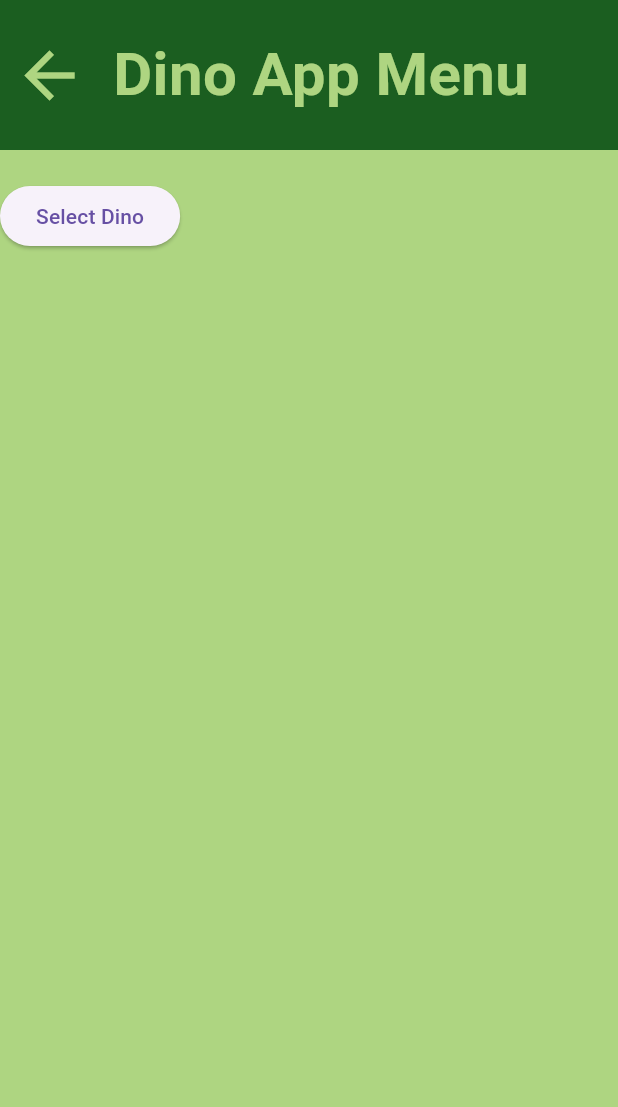
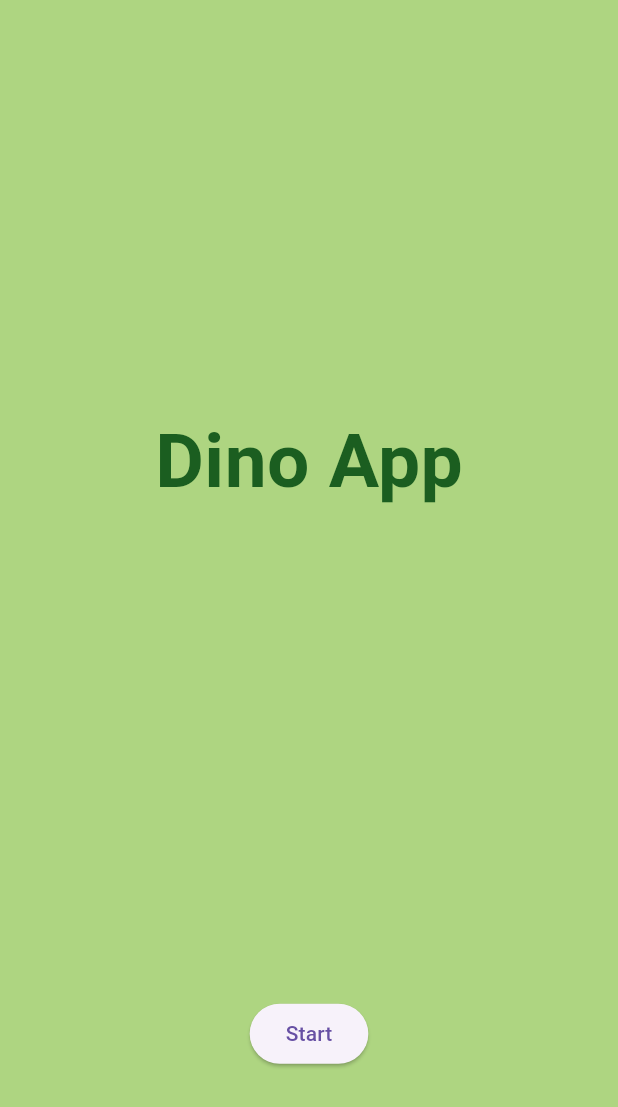
Before and after one commit to DaniGarMata/Cool-API-App, a Flutter app: the screen it shows after launch, on a phone screen of 412 x 824 dp. Shown: the top 1107 px of the screen. Run offline on Flutter 3.47's test engine with Material 3 defaults, Android fonts, the phone set to English and light mode, and no system bars.

Commit message:
added title screen

```diff
--- a/dino_app/lib/main.dart
+++ b/dino_app/lib/main.dart
@@ -2,10 +2,9 @@ import 'package:dino_app/widgets/widgets.dart';
 import 'package:flutter/material.dart';
 import 'package:dino_app/models/dinosaur.dart';
 import 'package:dino_app/api/api.dart';
-import 'package:http/http.dart';
-import 'dart:convert';
-import 'package:dino_app/screens/dino_info_screen.dart';
-
+//import 'package:http/http.dart';
+//import 'dart:convert';
+//import 'package:dino_app/screens/dino_info_screen.dart';
 
 void main() {
   runApp(const App());
@@ -17,7 +16,44 @@ class App extends StatelessWidget {
   @override
   Widget build(BuildContext context) {
     return MaterialApp(
-      home: MenuScreen(api: DinosaurApi()),
+      home: TitleScreen(api: DinosaurApi()),
+    );
+  }
+}
+
+class TitleScreen extends StatelessWidget {
+  final DinosaurApi api;
+  const TitleScreen({super.key, required this.api});
+
+  @override
+  Widget build(BuildContext context) {
+    return Scaffold(
+      backgroundColor: Colors.lightGreen[300],
+      body: Center(
+        child: Column(
+          mainAxisAlignment: MainAxisAlignment.spaceEvenly,
+          children: [
+            const SizedBox(height: 50),
+            Text(
+              "Dino App",
+              style: TextStyle(
+                color: Colors.green[900],
+                fontWeight: FontWeight.bold,
+                fontSize: 50,
+              ),
+            ),
+            const SizedBox(height: 100),
+            ElevatedButton(
+                onPressed: () {
+                  Navigator.push(
+                      context,
+                      MaterialPageRoute(
+                          builder: (context) => MenuScreen(api: api)));
+                },
+                child: const Text("Start")),
+          ],
+        ),
+      ),
     );
   }
 }
@@ -44,7 +80,8 @@ class MenuScreen extends StatelessWidget {
                   Navigator.push(
                     context,
                     MaterialPageRoute(
-                      builder: (context) => SelectDinoScreen(dinosaurs: dinosaurs),
+                      builder: (context) =>
+                          SelectDinoScreen(dinosaurs: dinosaurs),
                     ),
                   );
                 } else {
@@ -71,7 +108,8 @@ class MenuScreen extends StatelessWidget {
                   context: context,
                   builder: (context) => AlertDialog(
                     title: const Text('Error'),
-                    content: const Text('Failed to load dinosaurs. Please try again later.'),
+                    content: const Text(
+                        'Failed to load dinosaurs. Please try again later.'),
                     actions: [
                       TextButton(
                         onPressed: () {
@@ -114,7 +152,8 @@ class SelectDinoScreen extends StatelessWidget {
                   Navigator.push(
                     context,
                     MaterialPageRoute(
-                      builder: (context) => SelectDinoScreen(dinosaurs: dinosaurs),
+                      builder: (context) =>
+                          SelectDinoScreen(dinosaurs: dinosaurs),
                     ),
                   );
                 },
@@ -142,9 +181,9 @@ class DinoListItem extends StatelessWidget {
         padding: const EdgeInsets.symmetric(horizontal: 40, vertical: 10),
         child: Text(
           dino.commonName,
-          style: const TextStyle(
+          style: TextStyle(
             fontSize: 24,
-            color: Colors.green,
+            color: Colors.green[900],
             fontWeight: FontWeight.bold,
           ),
         ),
@@ -162,11 +201,11 @@ class InfoRow extends StatelessWidget {
   final TextStyle smallBold = TextStyle(
     fontWeight: FontWeight.bold,
     fontSize: 20,
-    color: Colors.green,
+    color: Colors.green[900],
   );
   final TextStyle smallNormal = TextStyle(
     fontSize: 20,
-    color: Colors.green,
+    color: Colors.green[900],
   );
 
   @override
--- a/dino_app/lib/screens/dino_info_screen.dart
+++ b/dino_app/lib/screens/dino_info_screen.dart
@@ -1,7 +1,7 @@
 import 'package:dino_app/widgets/widgets.dart';
 import 'package:flutter/material.dart';
 
-import 'package:dino_app/models/dinosaur.dart';
+//import 'package:dino_app/models/dinosaur.dart';
 
 class DinoInfoScreen extends StatelessWidget {
   final Map<String, dynamic> dino;
--- a/dino_app/lib/screens/select_dino.dart
+++ b/dino_app/lib/screens/select_dino.dart
@@ -57,9 +57,9 @@ class DinoListItem extends StatelessWidget {
         padding: const EdgeInsets.symmetric(horizontal: 40, vertical: 10),
         child: Text(
           dino['name'],
-          style: const TextStyle(
+          style: TextStyle(
             fontSize: 24,
-            color: Colors.green,
+            color: Colors.green[900],
             fontWeight: FontWeight.bold,
           ),
         ),
```
